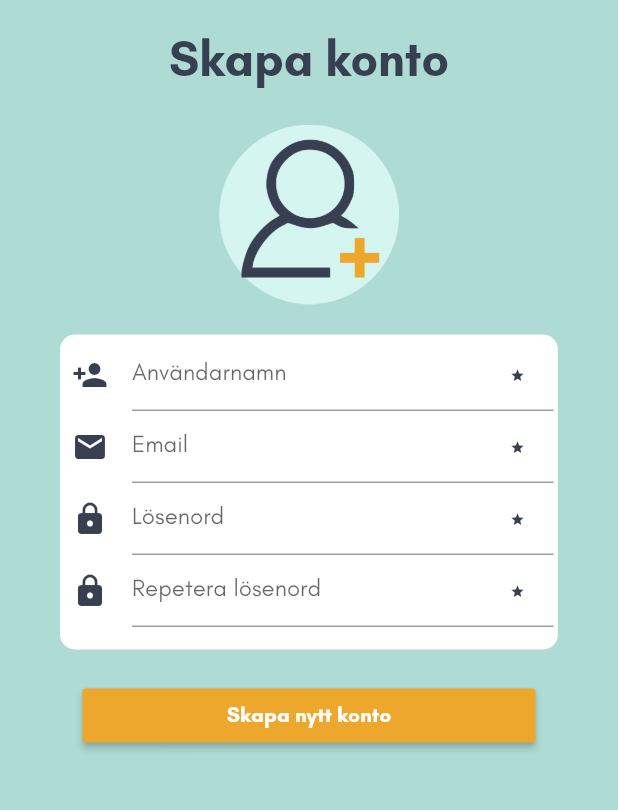
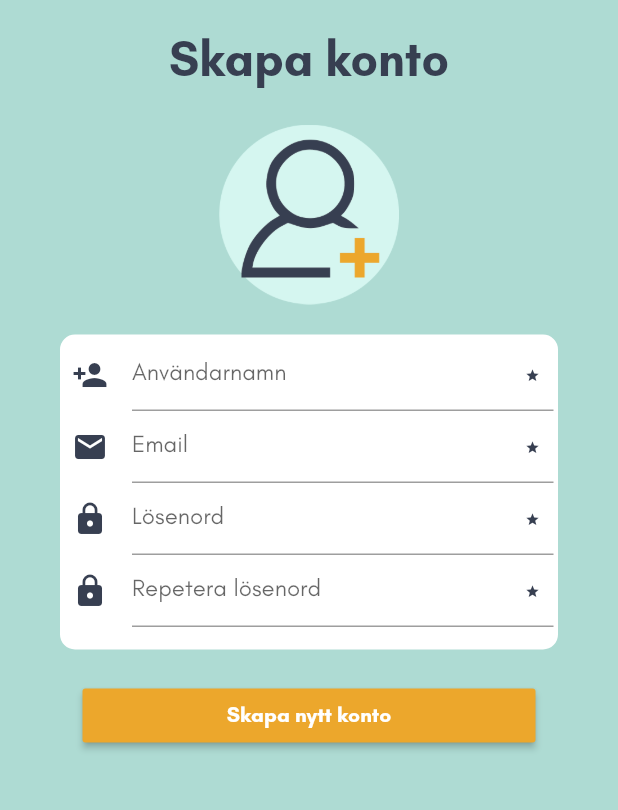
Before and after one commit to ajamlou/Zigma-frontend, a Flutter app: the RegisterPage screen opened directly, on a phone screen of 412 x 824 dp, the part 180-990 px from its top. Run offline on Flutter 3.47's test engine with Material 2 defaults, Android fonts, the phone set to English and light mode, and no system bars; our stand-ins replace image_picker, shared_preferences, transparent_image; accounts and stored records are empty; generated files the repository leaves out were written again; network calls fail.

Commit message:
Jobbar på registerPage, design

```diff
--- a/lib/src/pages/RegisterPage.dart
+++ b/lib/src/pages/RegisterPage.dart
@@ -238,10 +238,13 @@ class RegisterPageState extends State<RegisterPage> {
                                 color: registerColor,
                               ),
                             ),
-                            suffixIcon: usernameController.text == ""
+                            suffixIcon: Container(
+                              padding: EdgeInsets.only(left: 20),
+                              child: usernameController.text == ""
                                   ? Icon(Icons.star,
                                       size: 10, color: Color(0xFF373F51))
                                   : Icon(Icons.check, color: Color(0xFF3FBE7E)),
+                            ),
                           ),
                           validator: (value) =>
                               value.isEmpty ? 'Obligatoriskt Fält' : null,
@@ -261,10 +264,13 @@ class RegisterPageState extends State<RegisterPage> {
                                 color: registerColor,
                               ),
                             ),
-                            suffixIcon: !_emailListener()
+                            suffixIcon: Container(
+                              padding: EdgeInsets.only(left: 20),
+                              child: !_emailListener()
                                   ? Icon(Icons.star,
                                       size: 10, color: Color(0xFF373F51))
                                   : Icon(Icons.check, color: Color(0xFF3FBE7E)),
+                            ),
                           ),
                           validator: (value) =>
                               value.isEmpty ? 'Obligatoriskt Fält' : null,
@@ -296,12 +302,15 @@ class RegisterPageState extends State<RegisterPage> {
                                 color: registerColor,
                               ),
                             ),
-                            suffixIcon: passwordController.text.length < 8 ||
+                            suffixIcon: Container(
+                              padding: EdgeInsets.only(left: 20),
+                              child: passwordController.text.length < 8 ||
                                       validatePasswordController.text !=
                                           passwordController.text
                                   ? Icon(Icons.star,
                                       size: 10, color: Color(0xFF373F51))
                                   : Icon(Icons.check, color: Color(0xFF3FBE7E)),
+                            ),
                           ),
                           validator: (value) {
                             if (value.isEmpty) {
@@ -330,12 +339,15 @@ class RegisterPageState extends State<RegisterPage> {
                                 color: registerColor,
                               ),
                             ),
-                            suffixIcon: passwordController.text == "" ||
+                            suffixIcon: Container(
+                              padding: EdgeInsets.only(left: 20),
+                              child: passwordController.text == "" ||
                                       validatePasswordController.text !=
                                           passwordController.text
                                   ? Icon(Icons.star,
                                       size: 10, color: Color(0xFF373F51))
                                   : Icon(Icons.check, color: Color(0xFF3FBE7E)),
+                            ),
                           ),
                           validator: (value) {
                             if (value.isEmpty) {
```
Lines whose indentation alone changed are shown as unchanged.
